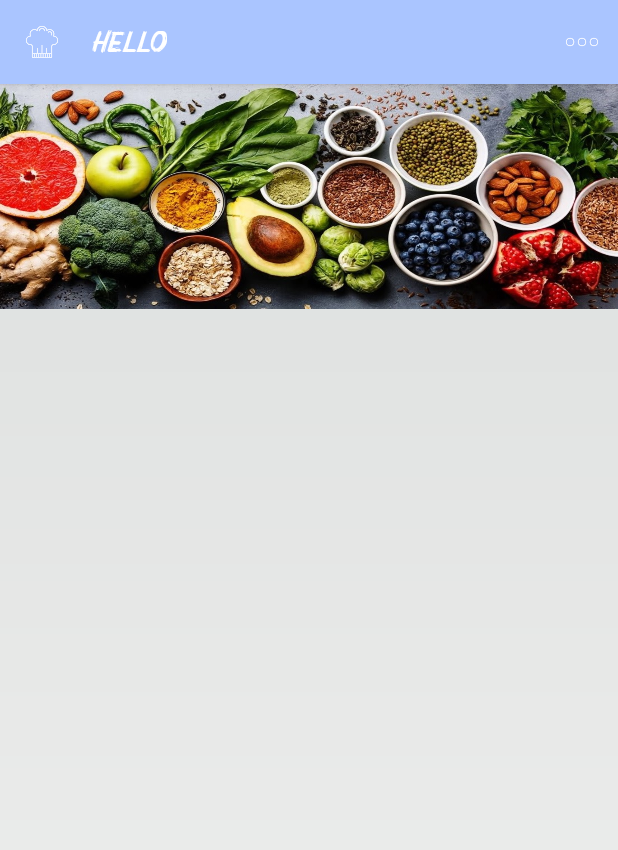
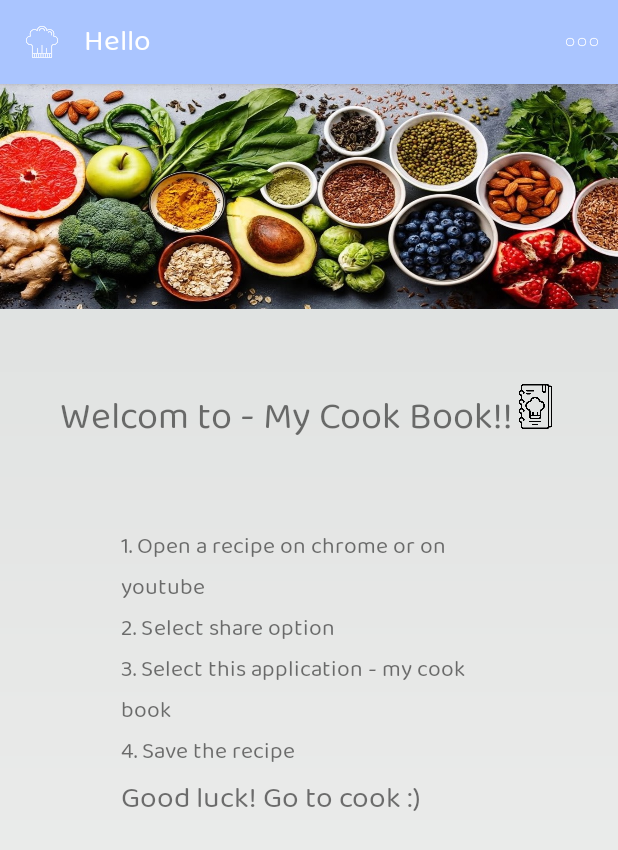
Before and after one commit to AviErel/MyCookBook, an Android app: the MainActivity screen opened directly, with no data from a screen before it, on a phone screen of 412 x 824 dp. Shown: the top 850 px of the screen. Run offline under Robolectric (Android 15) with nearby library versions, the phone set to English and light mode, and no system bars; our stand-ins replace AdMob; 4 statements that could not run were skipped.

Commit message:
fix bugs -version 1.6

```diff
--- a/app/build.gradle
+++ b/app/build.gradle
@@ -11,7 +11,7 @@ android {
         minSdkVersion 18
         targetSdkVersion 28
         versionCode 1
-        versionName "1.0"
+        versionName "1.6"
 
         testInstrumentationRunner "androidx.test.runner.AndroidJUnitRunner"
     }
--- a/app/src/main/res/layout/activity_main.xml
+++ b/app/src/main/res/layout/activity_main.xml
@@ -1,6 +1,7 @@
 <?xml version="1.0" encoding="utf-8"?>
 <androidx.constraintlayout.widget.ConstraintLayout xmlns:android="http://schemas.android.com/apk/res/android"
     xmlns:app="http://schemas.android.com/apk/res-auto"
+    xmlns:tools="http://schemas.android.com/tools"
     android:layout_width="match_parent"
     android:layout_height="match_parent">
     xmlns:android="http://schemas.android.com/apk/res/android">
@@ -11,9 +12,60 @@
     android:layout_height="match_parent"
     android:orientation="vertical"
     android:background="@drawable/design"
-    tools:context=".MainActivity">
+    tools:context=".MainActivity"
+    tools:ignore="MissingConstraints">
 
     <include layout="@layout/activity_base"/>
+    <androidx.appcompat.widget.LinearLayoutCompat
+        android:layout_width="wrap_content"
+        android:layout_height="wrap_content"
+        android:layout_gravity="center"
+        android:paddingTop="50dp"
+        android:paddingBottom="50dp">
+        <androidx.appcompat.widget.AppCompatTextView
+            android:layout_width="wrap_content"
+            android:layout_height="wrap_content"
+            android:text="@string/welcom"
+            android:textSize="25dp" />
+        <androidx.appcompat.widget.AppCompatImageView
+            android:layout_width="30dp"
+            android:layout_height="30dp"
+            android:src="@drawable/recipes"/>
+
+    </androidx.appcompat.widget.LinearLayoutCompat>
+
+    <TextView
+        android:layout_width="250dp"
+        android:textSize="15dp"
+        android:layout_height="wrap_content"
+        android:text="@string/first_sen"
+        android:layout_gravity="center"
+        />
+    <TextView
+        android:layout_width="250dp"
+        android:textSize="15dp"
+        android:layout_height="wrap_content"
+        android:text="@string/sec_sen"
+        android:layout_gravity="center"/>
+    <TextView
+        android:layout_width="250dp"
+        android:textSize="15dp"
+        android:layout_height="wrap_content"
+        android:text="@string/thr_sen"
+        android:layout_gravity="center"/>
+    <TextView
+        android:layout_width="250dp"
+        android:textSize="15dp"
+        android:layout_height="wrap_content"
+        android:text="@string/four_sen"
+        android:layout_gravity="center"/>
+    <TextView
+        android:layout_width="250dp"
+        android:textSize="20dp"
+        android:layout_height="wrap_content"
+        android:text="@string/good_luck"
+        android:layout_gravity="center"/>
+
 
 </androidx.appcompat.widget.LinearLayoutCompat>
 
--- a/app/src/main/res/values/strings.xml
+++ b/app/src/main/res/values/strings.xml
@@ -58,6 +58,10 @@
     <string name="displayBack">Back</string>
     <string name="displayHead">Serch in header</string>
     <string name="displayTagsLabel"> tags</string>
+    <string name="delete_alert_title">Delete recipe</string>
+    <string name="delete_alert_message">Are you sure you want to delete this recipe?</string>
+    <string name="yes">yes</string>
+    <string name="no">no</string>
 
     <!--    tools file-->
     <string name="tools_file_name">user_tools</string>
@@ -65,5 +69,12 @@
     <string name="user_lang">lang</string>
     <string name="is_refresh">false</string>
 
+    <!--    main explaination-->
+    <string name="first_sen">1. Open a recipe on chrome or on youtube</string>
+    <string name="sec_sen">2. Select share option</string>
+    <string name="thr_sen">3. Select this application - my cook book</string>
+    <string name="four_sen">4. Save the recipe</string>
+    <string name="good_luck">Good luck! Go to cook :)</string>
+    <string name="welcom">Welcom to - My Cook Book!!</string>
 
 </resources>
--- a/app/src/main/res/values/styles.xml
+++ b/app/src/main/res/values/styles.xml
@@ -6,7 +6,7 @@
         <item name="colorPrimary">@color/colorPrimary</item>
         <item name="colorPrimaryDark">@color/colorPrimaryDark</item>
         <item name="colorAccent">@color/colorAccent</item>
-        <item name="android:fontFamily">@font/mighty_brush_demo</item>
+        <item name="android:fontFamily">@font/baloopaaji2_regular</item>
         <item name="android:direction">left_to_right</item>
         <item name="android:actionBarStyle">@style/MyActionBar</item>
     </style>
```
Also changed, not shown: app/src/main/java/com/example/mycookbook/DisplayData.java (+27 -1 lines), app/src/main/java/com/example/mycookbook/SaveRecipe.java (+14 -3 lines), app/src/main/res/drawable-hdpi/no_icon.png (added), app/src/main/res/drawable-hdpi/yes_icon.png (added), app/src/main/res/drawable-mdpi/no_icon.png (added), app/src/main/res/drawable-mdpi/yes_icon.png (added), app/src/main/res/drawable-xhdpi/no_icon.png (added), app/src/main/res/drawable-xhdpi/yes_icon.png (added), app/src/main/res/drawable-xxhdpi/no_icon.png (added), app/src/main/res/drawable-xxhdpi/yes_icon.png (added), app/src/main/res/drawable-xxxhdpi/no_icon.png (added), app/src/main/res/drawable-xxxhdpi/yes_icon.png (added), app/src/main/res/font/baloopaaji2_regular.ttf (added), app/src/main/res/font/davidlibre_regular.ttf (added), 2 other files.
